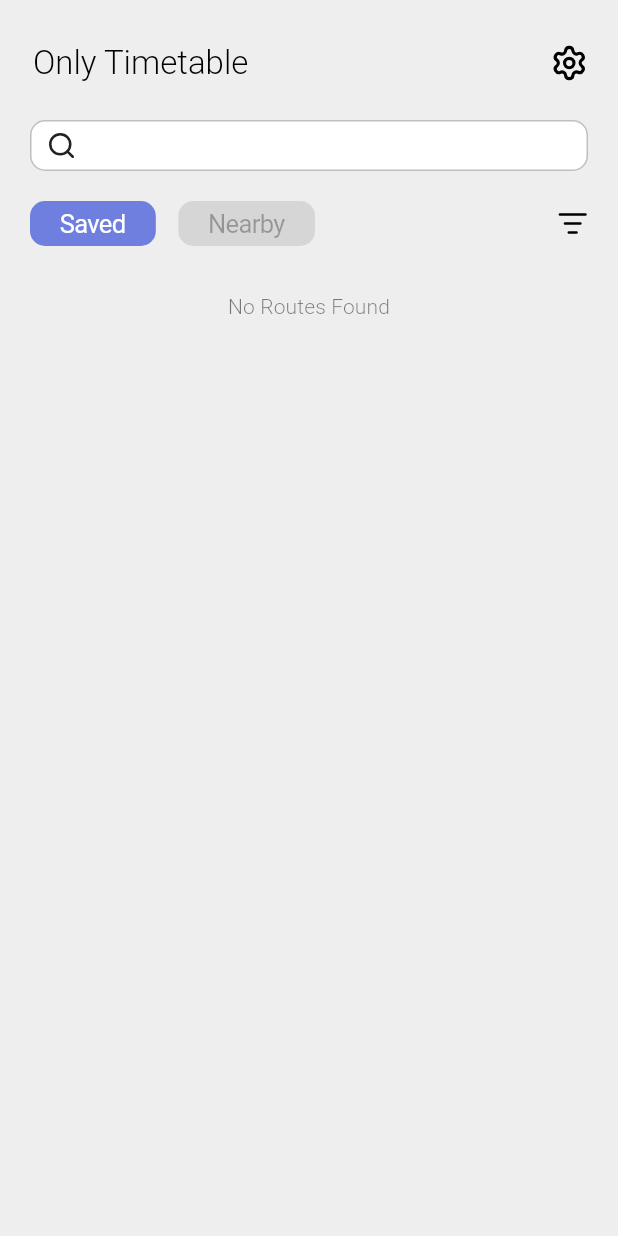
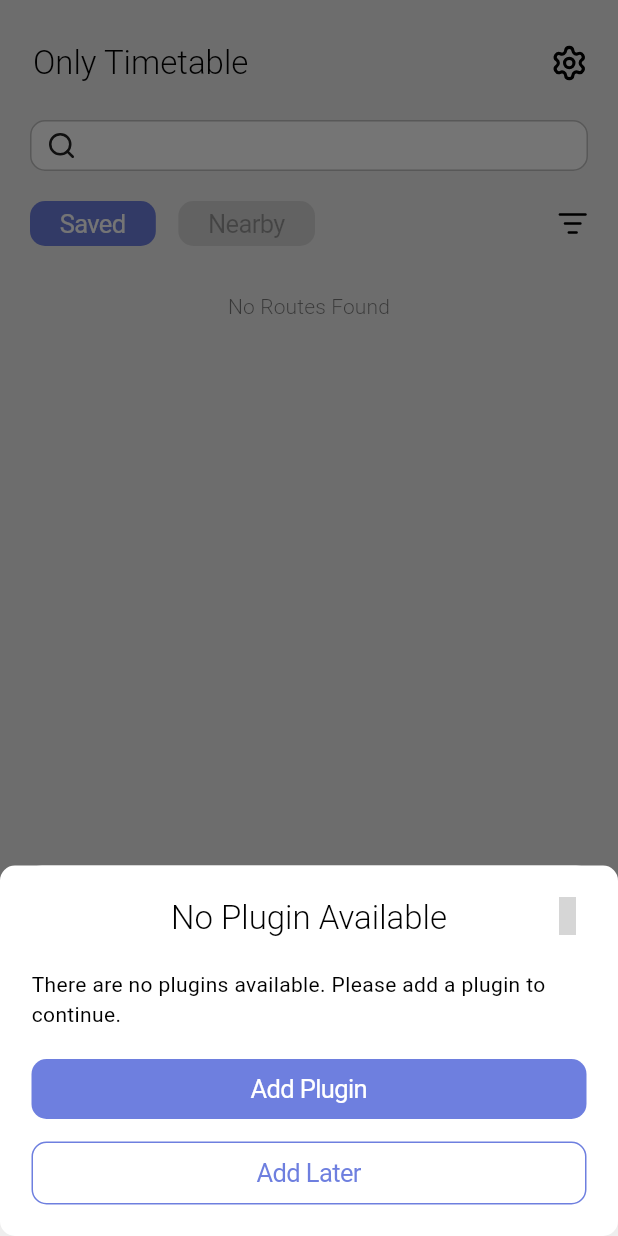
Before and after one commit to nohackjustnoobb/Only-Timetable, a Flutter app: the screen it shows after launch, on a phone screen of 412 x 824 dp. Run offline on Flutter 3.47's test engine with Material 3 defaults, Android fonts, the phone set to English and light mode, and no system bars; our stand-ins replace dropdown_button2, flutter_map, geolocator, isar, latlong2, lucide_icons_flutter and 2 more; missing offline and left inert: animated_snack_bar, apple_maps_flutter, flex_color_picker, flutter_inappwebview, flutter_map_location_marker, mutex and 1 more; accounts and stored records are empty; generated files the repository leaves out were written again; statements that could not run were skipped; grey boxes are pictures that could not be loaded.

Commit message:
1.0.0-beta.1

```diff
--- a/lib/l10n/app_en.arb
+++ b/lib/l10n/app_en.arb
@@ -13,6 +13,8 @@
   "failed": "Failed",
   "close": "Close",
   "noPluginAvailable": "No Plugin Available",
+  "noPluginAvailableDescription": "There are no plugins available. Please add a plugin to continue.",
+  "addLater": "Add Later",
   "updatedOn": "Updated on {date}",
   "@updatedOn": {
     "placeholders": {
@@ -89,5 +91,13 @@
         "type": "String"
       }
     }
+  },
+  "routesUpdated": "Routes updated for {pluginName}.",
+  "@routesUpdated": {
+    "placeholders": {
+      "pluginName": {
+        "type": "String"
+      }
+    }
   }
 }
--- /dev/null
+++ b/lib/modals/no_plugins_modal.dart
@@ -0,0 +1,54 @@
+import 'package:flutter/cupertino.dart';
+import 'package:flutter/material.dart';
+import 'package:only_timetable/extensions/shortcut.dart';
+import 'package:only_timetable/modals/add_plugin_modal.dart';
+import 'package:only_timetable/modals/modal_base.dart';
+
+class NoPluginsModal extends StatelessWidget {
+  const NoPluginsModal({super.key});
+
+  @override
+  Widget build(BuildContext context) {
+    return ModalBase(
+      title: context.l10n.noPluginAvailable,
+      children: [
+        Text(context.l10n.noPluginAvailableDescription),
+        Column(
+          spacing: 15,
+          children: [
+            CupertinoButton.filled(
+              borderRadius: BorderRadius.all(Radius.circular(10)),
+              padding: EdgeInsets.symmetric(horizontal: 20, vertical: 10),
+              minimumSize: const Size(double.infinity, 0),
+              onPressed: () {
+                context.pop();
+                showModalBottomSheet(
+                  context: context,
+                  builder: (context) => AddPluginModal(),
+                );
+              },
+              child: Text(context.l10n.addPlugin),
+            ),
+            CupertinoButton(
+              borderRadius: BorderRadius.all(Radius.circular(10)),
+              minimumSize: Size.zero,
+              padding: EdgeInsets.zero,
+              onPressed: () => context.pop(),
+              child: SizedBox(
+                width: double.infinity,
+                child: Container(
+                  padding: EdgeInsets.symmetric(vertical: 10),
+                  decoration: BoxDecoration(
+                    border: Border.all(width: 1, color: context.primaryColor),
+                    borderRadius: BorderRadius.circular(10),
+                  ),
+                  child: Center(child: Text(context.l10n.addLater)),
+                ),
+              ),
+            ),
+          ],
+        ),
+      ],
+    );
+  }
+}
--- a/lib/screens/home.dart
+++ b/lib/screens/home.dart
@@ -6,6 +6,7 @@ import 'package:mutex/mutex.dart';
 
 import 'package:only_timetable/extensions/shortcut.dart';
 import 'package:only_timetable/modals/filter_modal.dart';
+import 'package:only_timetable/modals/no_plugins_modal.dart';
 import 'package:only_timetable/models/bookmark.dart';
 import 'package:only_timetable/models/fast_hash.dart';
 import 'package:only_timetable/models/route.dart';
@@ -159,6 +160,16 @@ class _HomeScreenState extends State<HomeScreen> {
 
     _pluginService.addListener(_pluginServiceListener);
     _pluginServiceListener();
+
+    if (_pluginService.plugins.isEmpty) {
+      Future.delayed(Duration.zero, () {
+        if (!mounted) return;
+        showModalBottomSheet(
+          context: context,
+          builder: (context) => NoPluginsModal(),
+        );
+      });
+    }
   }
 
   @override
--- a/lib/services/plugin/plugin_service.dart
+++ b/lib/services/plugin/plugin_service.dart
@@ -153,6 +153,12 @@ class PluginService extends ChangeNotifier {
         await _saveRouteUpdateTimestamp();
 
         notifyListeners();
+
+        if (navigatorKey.currentContext != null) {
+          showSuccessSnackbar(
+            navigatorKey.currentContext!.l10n.routesUpdated(plugin.name),
+          );
+        }
       } catch (e) {
         if (navigatorKey.currentContext != null) {
           showErrorSnackbar(
--- a/pubspec.yaml
+++ b/pubspec.yaml
@@ -1,6 +1,6 @@
 name: only_timetable
 publish_to: "none"
-version: 1.0.0-beta.0
+version: 1.0.0-beta.1
 repository: https://github.com/nohackjustnoobb/Only-Timetable
 license: "MIT"
 
```
Also changed, not shown: lib/globals.dart (+25 -3 lines), lib/l10n/app_ja.arb (+14 -4 lines), lib/l10n/app_zh.arb (+10 -0 lines), lib/l10n/app_zh_cn.arb (+10 -0 lines), lib/services/nearby_service.dart (+6 -1 lines), lib/l10n/app_localizations.g.dart, lib/l10n/app_localizations_en.g.dart, lib/l10n/app_localizations_ja.g.dart, lib/l10n/app_localizations_zh.g.dart.
